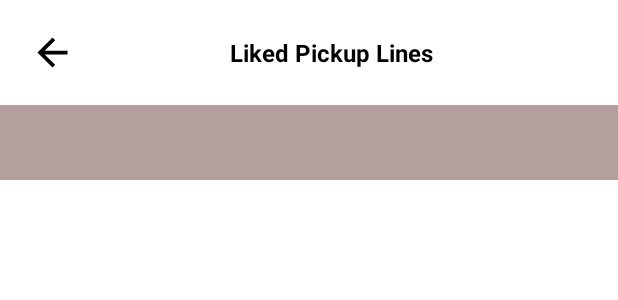
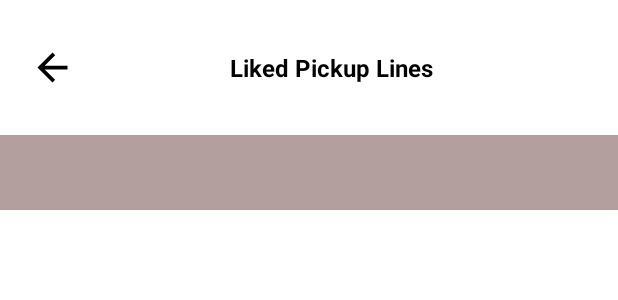
Before and after one commit to GmdDev074/Pickup-Lines, an Android app: the layout activity_like.xml on its own in the app's theme, with its tools: preview values and no code run, on a phone screen of 412 x 824 dp. Shown: the top 300 px of the screen. Run offline under Robolectric (Android 15) with nearby library versions, the phone set to English and light mode, and no system bars.

Commit message:
16/12/2024

```diff
--- a/app/src/main/res/layout/activity_like.xml
+++ b/app/src/main/res/layout/activity_like.xml
@@ -14,7 +14,7 @@
         android:layout_width="match_parent"
         android:layout_height="wrap_content"
         android:paddingHorizontal="20dp"
-        android:paddingVertical="20dp"
+        android:paddingVertical="30dp"
         app:layout_constraintTop_toTopOf="parent">
 
         <ImageView
```
Also changed, not shown: app/src/main/res/layout/activity_onboarding.xml (+4 -4 lines).
